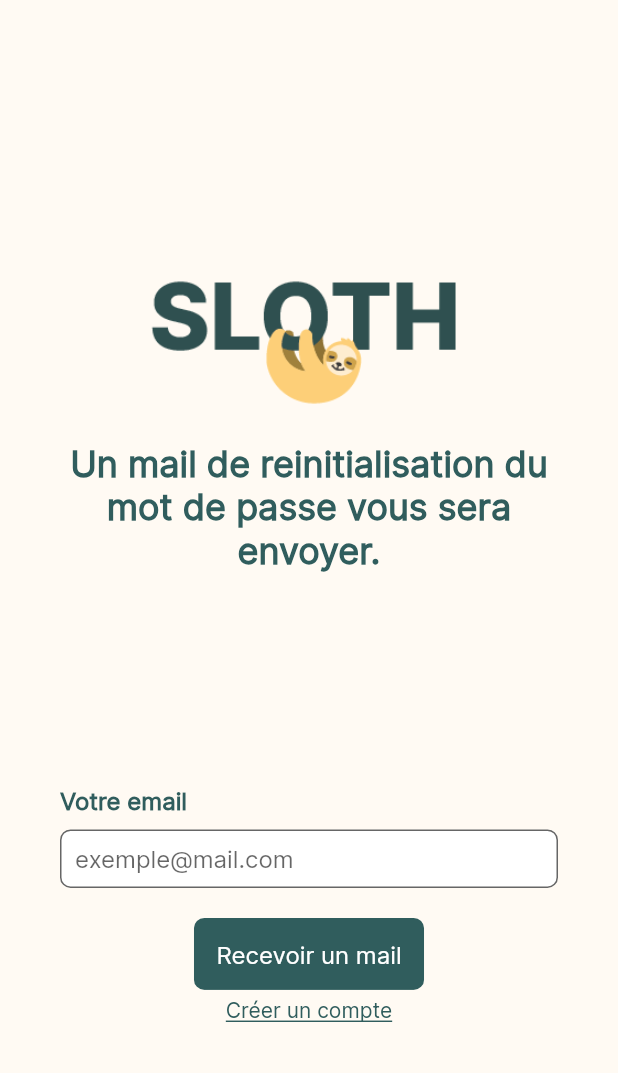
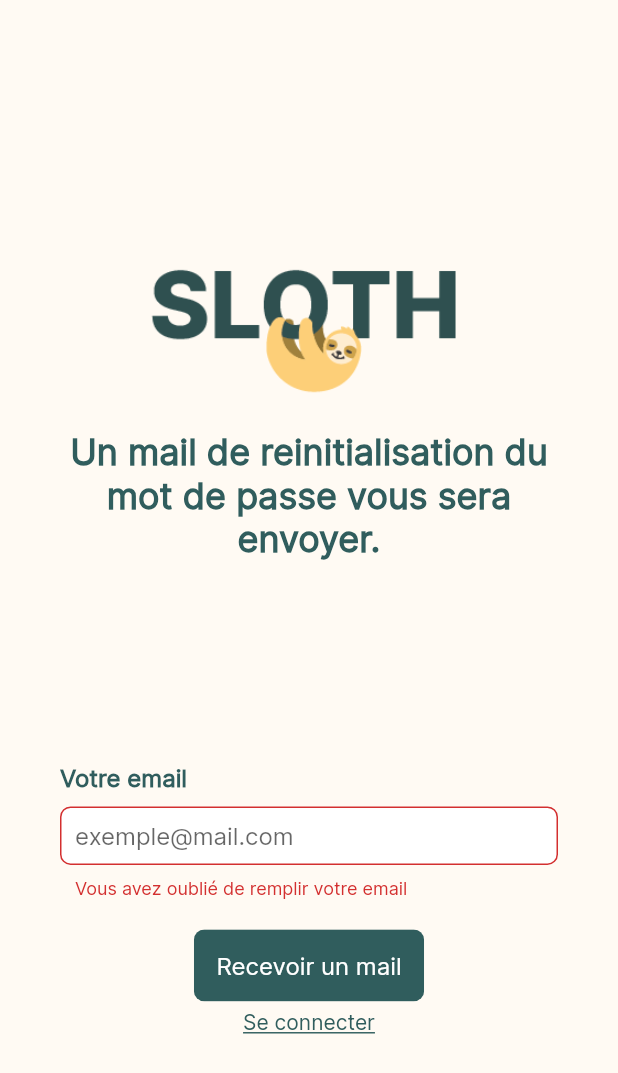
Before and after one commit to justin20100/sloth, a Flutter app: the ResetPasswordForm screen opened by its route, after a tap on "Recevoir un mail", on a phone screen of 412 x 824 dp. Shown: the top 1073 px of the screen. Run offline on Flutter 3.47's test engine with Material 2 defaults, Android fonts, the light colour scheme and no system bars; our stand-ins replace cloud_firestore, email_validator, firebase_auth, firebase_core, introduction_screen; missing offline and left inert: dart:ffi; accounts and stored records are empty; generated files the repository leaves out were written again.

Commit message:
adding introduction slider, adding intersection for login and register

```diff
--- a/lib/main.dart
+++ b/lib/main.dart
@@ -7,7 +7,7 @@ import 'package:sloth/views/error.dart';
 import 'package:sloth/styles/constants.dart';
 import 'firebase_options.dart';
 
-void main() {
+void main() async{
   runApp(MyApp());
 }
 
@@ -22,11 +22,11 @@ class MyApp extends StatelessWidget {
         if (snapshot.connectionState == ConnectionState.done) {
           return MaterialApp(
             initialRoute: FirebaseAuth.instance.currentUser == null
-                ? kLoginRoute
+                ? kIntroductionRoute
                 : kHomeRoute,
             routes: router,
             theme: ThemeData(
-                fontFamily: 'Inter', backgroundColor: kMainBackgroundColor),
+                fontFamily: 'Inter', backgroundColor: kColorCream),
           );
         }
         return const ErrorScreen();
--- a/lib/partials/forms/email_input.dart
+++ b/lib/partials/forms/email_input.dart
@@ -1,7 +1,6 @@
 import 'package:email_validator/email_validator.dart';
 import 'package:flutter/material.dart';
 import 'package:sloth/partials/forms/text_input.dart';
-import 'package:sloth/styles/constants.dart';
 
 @immutable
 class EmailInput extends StatelessWidget {
@@ -18,7 +17,7 @@ class EmailInput extends StatelessWidget {
         if (value == null || value.isEmpty) {
           return 'Vous avez oublié de remplir votre email';
         } else if (!EmailValidator.validate(value)) {
-          return "L'adresse mail doit ètre validé";
+          return "L'adresse mail doit être valide";
         }
       },
       onChanged: onChanged,
--- /dev/null
+++ b/lib/partials/forms/resetp_email_input.dart
@@ -0,0 +1,43 @@
+import 'package:cloud_firestore/cloud_firestore.dart';
+import 'package:email_validator/email_validator.dart';
+import 'package:firebase_auth/firebase_auth.dart';
+import 'package:flutter/material.dart';
+import 'package:sloth/partials/forms/text_input.dart';
+
+@immutable
+class ResetPEmailInput extends StatelessWidget {
+  final ValueChanged<String>? onChanged;
+
+  const ResetPEmailInput({this.onChanged, Key? key}) : super(key: key);
+
+  Future<bool> checkIfEmailInUse(String emailAddress) async {
+    final list = await FirebaseAuth.instance.fetchSignInMethodsForEmail(emailAddress);
+    if (list.isNotEmpty) {
+      return true;
+    } else {
+      return false;
+    }
+  }
+
+  @override
+  Widget build(BuildContext context) {
+    return TextInput(
+      hintText: 'exemple@mail.com',
+      keyboardType: TextInputType.emailAddress,
+      validator: (value)  {
+/*
+        final emailList = FirebaseAuth.instance.fetchSignInMethodsForEmail(value!);
+*/
+        if (value == null || value.isEmpty) {
+          return 'Vous avez oublié de remplir votre email';
+        } else if (!EmailValidator.validate(value)) {
+          return "L'adresse mail doit être valide";
+        }
+        /*else if (await checkIfEmailInUse(value)){
+        return "Cette email n'est pas associée a un compte Sloth.";
+        }*/
+      },
+      onChanged: onChanged,
+    );
+  }
+}
--- a/lib/routes/router.dart
+++ b/lib/routes/router.dart
@@ -1,6 +1,7 @@
 import 'package:flutter/foundation.dart';
 import 'package:flutter/material.dart';
 import 'package:sloth/routes/routes.dart';
+import 'package:sloth/views/auth/intersection.dart';
 
 import '../views/auth/login_form.dart';
 import '../views/auth/registerMore_form.dart';
@@ -8,13 +9,18 @@ import '../views/auth/register_form.dart';
 import '../views/auth/reset_password_form.dart';
 
 import '../views/home.dart';
+import '../views/introduction.dart';
 
 Map<String, WidgetBuilder> router = {
-  kHomeRoute: (context) =>  const Home(),
+  //introduction
+  kIntroductionRoute: (context) => Introduction(),
+  //auth
+  kIntersectionRoute: (context) => Intersection(),
   kRegisterRoute: (context) => RegisterForm(),
   kRegisterMoreRoute: (context) => RegisterMoreForm(),
   kLoginRoute: (context) => LoginForm(),
   kResetPasswordRoute: (context) => ResetPasswordForm(),
+  kHomeRoute: (context) =>  const Home(),
 };
 
 
--- a/lib/routes/routes.dart
+++ b/lib/routes/routes.dart
@@ -1,6 +1,12 @@
+
+// introduction
+const String kIntroductionRoute = '/introduction';
+//auth
+const String kIntersectionRoute = '/intersection';
 const String kLoginRoute = '/login';
 const String kRegisterRoute = '/register';
 const String kRegisterMoreRoute = '/registerMore';
 const String kResetPasswordRoute = '/resetPassword';
+const String kError = '/error';
+// pages
 const String kHomeRoute = '/';
-const String kError = '/error';
--- a/lib/views/auth/reset_password_form.dart
+++ b/lib/views/auth/reset_password_form.dart
@@ -1,10 +1,7 @@
-import 'dart:ffi';
-
-import 'package:firebase_auth/firebase_auth.dart';
+ import 'package:firebase_auth/firebase_auth.dart';
 import 'package:flutter/material.dart';
+import 'package:sloth/partials/forms/resetp_email_input.dart';
 import '../../models/error_firebase_auth.dart';
-import '../../partials/forms/email_input.dart';
-import '../../partials/forms/password_input.dart';
 import '../../routes/routes.dart';
 import '../../styles/constants.dart';
 import '../../tools/button.dart';
@@ -38,7 +35,7 @@ class ResetPasswordForm extends StatelessWidget {
                     ],
                   ),
 
-                  // Formulaire de connection
+                  // Formulaire de reinitialisation du mot de passe
                   Form(
                     key: _resetPasswordFormKey,
                     child: Column(
@@ -54,7 +51,7 @@ class ResetPasswordForm extends StatelessWidget {
                         const SizedBox(
                           height: kSmallHorizontalSpacer,
                         ),
-                        EmailInput(
+                        ResetPEmailInput(
                           onChanged: (value) {
                             _email = value;
                           },
@@ -67,17 +64,36 @@ class ResetPasswordForm extends StatelessWidget {
                         Center(
                           child: Button(
                               label: "Recevoir un mail",
-                              onPressed: () async {}),
+                              onPressed: () async {
+                                if (_resetPasswordFormKey.currentState != null &&
+                                    _resetPasswordFormKey.currentState!.validate()) {
+                                  try {
+                                    await FirebaseAuth.instance.sendPasswordResetEmail(email: _email).then((value) {
+                                      ScaffoldMessenger.of(context).showSnackBar(const SnackBar(content: Text("L'email de reinitialisation du mot de passe a été envoyé")),);
+                                      Navigator.pushNamed(context, kLoginRoute);
+                                    });
+                                  } on FirebaseAuthException catch (e) {
+                                    ScaffoldMessenger.of(context).showSnackBar(
+                                      SnackBar(
+                                          content: Text(
+                                            errors[e.code]!,
+                                            style: const TextStyle(color: Colors.white),
+                                          ),
+                                          backgroundColor: Colors.redAccent),
+                                    );
+                                  }
+                                }
+                              }),
                         ),
                         const SizedBox(
                           height: kMicroVerticalSpacer,
                         ),
                         GestureDetector(
                           onTap: () {
-                            Navigator.pushNamed(context, kRegisterRoute);
+                            Navigator.pushNamed(context, kLoginRoute);
                           },
                           child: const Text(
-                            'Créer un compte',
+                            'Se connecter',
                             style: kSmallLinkGreenText,
                             textAlign: TextAlign.center,
                           ),
--- a/pubspec.yaml
+++ b/pubspec.yaml
@@ -36,7 +36,9 @@ dependencies:
   cupertino_icons: ^1.0.2
   firebase_auth: ^4.4.2
   firebase_core: ^2.10.0
+  cloud_firestore:
   email_validator: ^2.1.17
+  introduction_screen: ^3.1.8
 
 dev_dependencies:
   flutter_test:
@@ -63,6 +65,10 @@ flutter:
   # To add assets to your application, add an assets section, like this:
   assets:
     - assets/img/logo.png
+    - assets/img/slothLogo.jpg
+    - assets/img/calendar.jpg
+    - assets/img/symptomes.jpg
+    - assets/img/objectifs.jpg
   #   - images/a_dot_ham.jpeg
 
   # An image asset can refer to one or more resolution-specific "variants", see
```
Also changed, not shown: lib/views/auth/intersection.dart (added, +58 -0 lines), lib/views/introduction.dart (added, +84 -0 lines), assets/img/calendar.jpg (added), assets/img/objectifs.jpg (added), assets/img/slothLogo.jpg (added), assets/img/symptomes.jpg (added), pubspec.lock, 64 other files.
